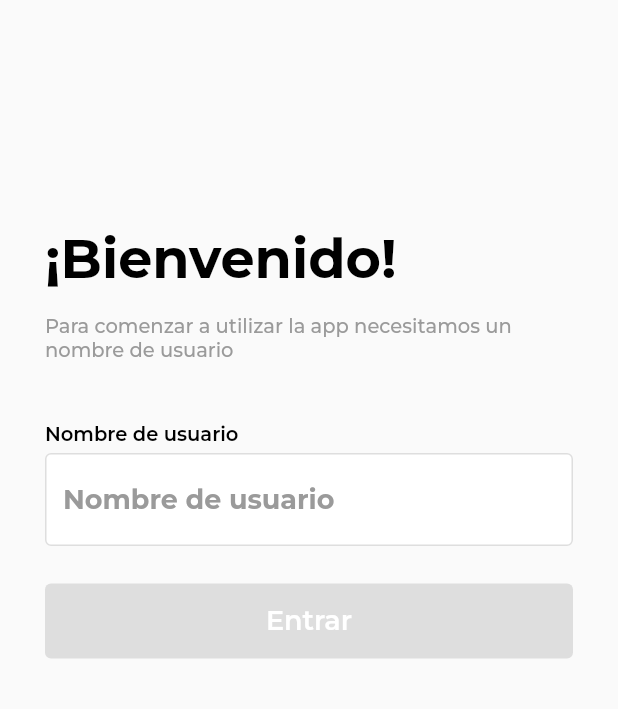
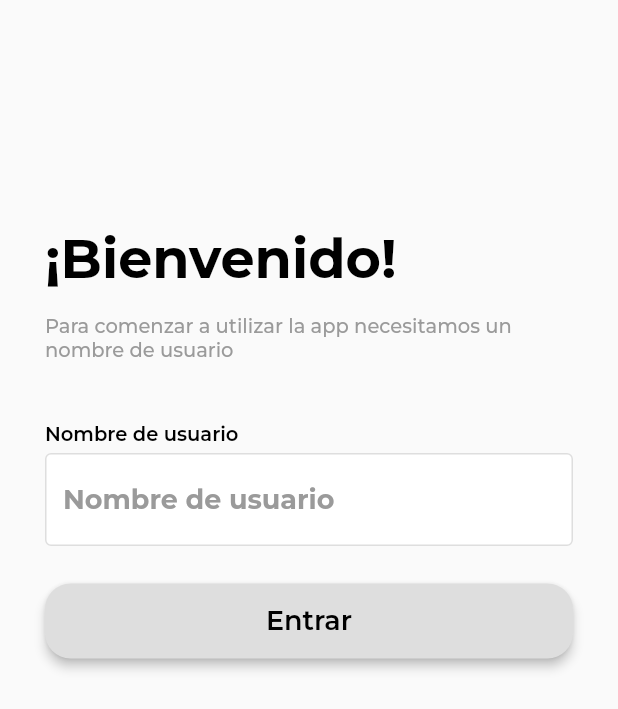
Before and after one commit to JMMC22/beerapp, a Flutter app: the screen it shows after launch, on a phone screen of 412 x 824 dp. Shown: the top 709 px of the screen. Run offline on Flutter 3.47's test engine with Material 2 defaults, Android fonts, the phone set to English and light mode, and no system bars; our stand-ins replace bloc, cloud_firestore, equatable, firebase_core, fl_chart, flutter_bloc and 2 more; accounts and stored records are empty.

Commit message:
Add custom button style

```diff
--- a/beerapp/lib/src/presentation/commons/custom_button.dart
+++ b/beerapp/lib/src/presentation/commons/custom_button.dart
@@ -26,8 +26,15 @@ class _CustomButtonState extends State<CustomButton> {
           if (states.contains(MaterialState.disabled)) {
             return AppCustomTheme.colors.lightGrey;
           }
-          return AppCustomTheme.colors.blue;
+          return AppCustomTheme.colors.white;
         }),
+        shape: MaterialStateProperty.all<RoundedRectangleBorder>(
+          RoundedRectangleBorder(
+            borderRadius: BorderRadius.circular(17.0),
+          ),
+        ),
+        shadowColor: MaterialStateProperty.all(AppCustomTheme.colors.black),
+        elevation: MaterialStateProperty.all(3),
       ),
       child: Text(
         widget.title,
@@ -35,7 +42,7 @@ class _CustomButtonState extends State<CustomButton> {
           fontSize: 18,
           fontFamily: 'Montserrat',
           fontWeight: FontWeight.w600,
-          color: AppCustomTheme.colors.white,
+          color: AppCustomTheme.colors.black,
         ),
       ),
       onPressed: widget.onPressed,
--- a/beerapp/lib/src/presentation/groups/details/view/group_details_page.dart
+++ b/beerapp/lib/src/presentation/groups/details/view/group_details_page.dart
@@ -69,6 +69,7 @@ class FloatActionButtonRounds extends StatelessWidget {
       backgroundColor: AppCustomTheme.colors.grey,
       onPressed: () {
         showModalBottomSheet(
+            backgroundColor: AppCustomTheme.colors.backgroundGrey,
             context: context,
             builder: (_) {
               return Padding(
```
